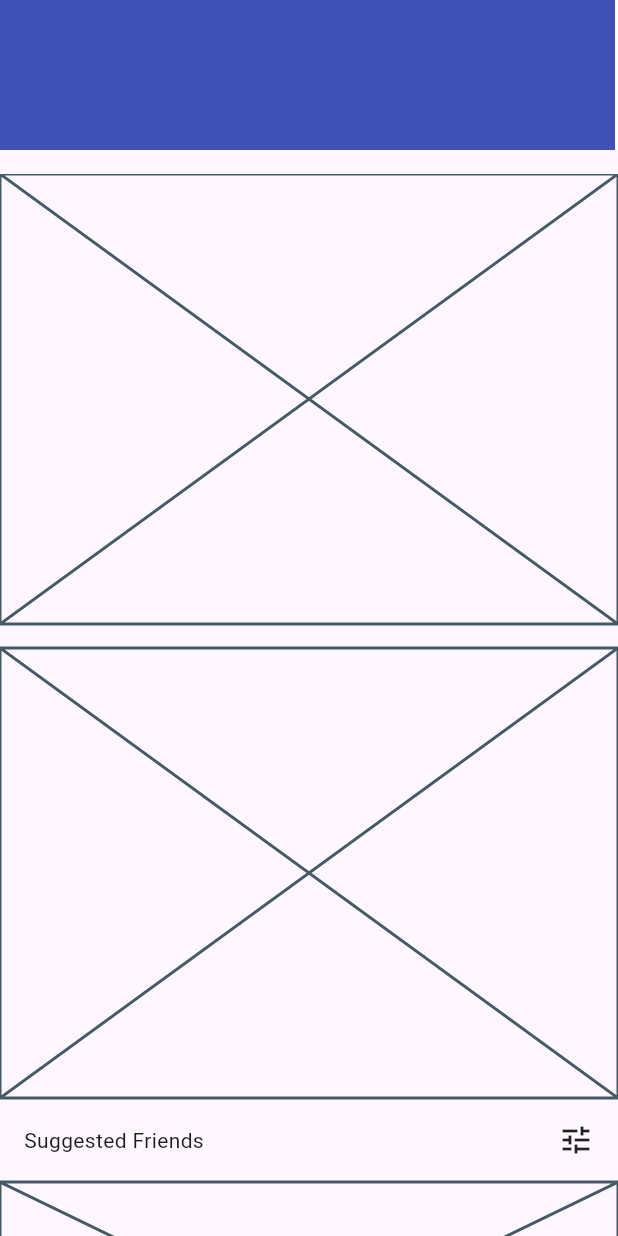
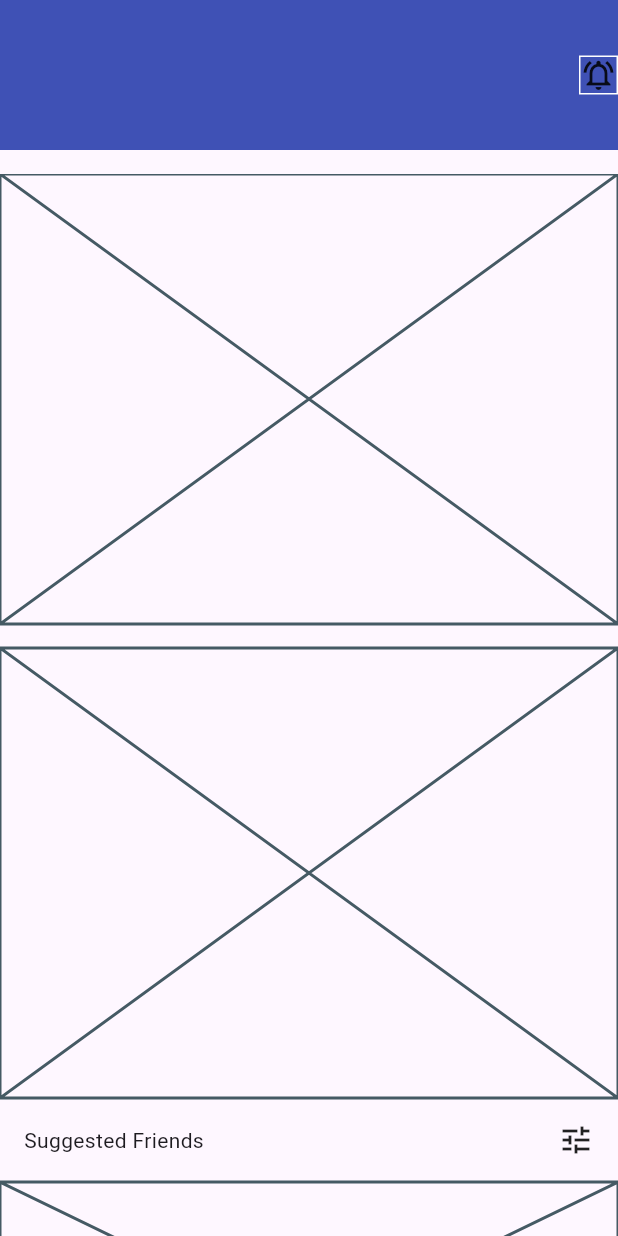
Before and after one commit to JAICHANGPARK/flutter_notebook_chapter_43, a Flutter app: the NewsFeedHomePage screen opened directly, on a phone screen of 412 x 824 dp. Run offline on Flutter 3.47's test engine with Material 3 defaults, Android fonts, the phone set to English and light mode, and no system bars; our stand-ins replace gap, hugeicons.

Commit message:
Update news_feed_home_page.dart

```diff
--- a/lib/ep2163_newsfeed_app/views/news_feed_home_page.dart
+++ b/lib/ep2163_newsfeed_app/views/news_feed_home_page.dart
@@ -32,6 +32,9 @@ class _NewsFeedHomePageState extends State<NewsFeedHomePage> {
                             border: Border.all(
                               color: Colors.white,
                             ),
+                          ),
+                          child: Icon(
+                            Icons.notifications_active_outlined,
                           ),
                         )
                       ],
```
